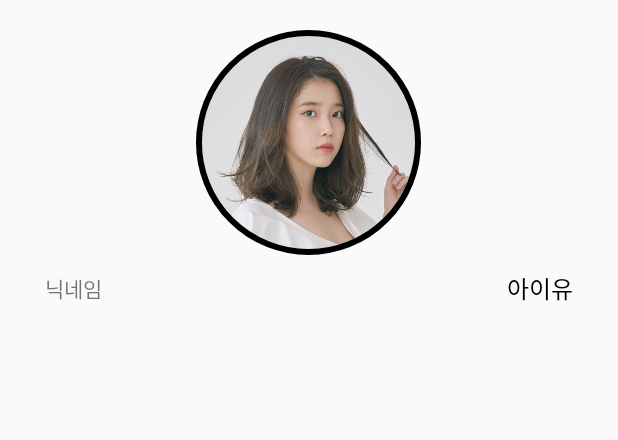
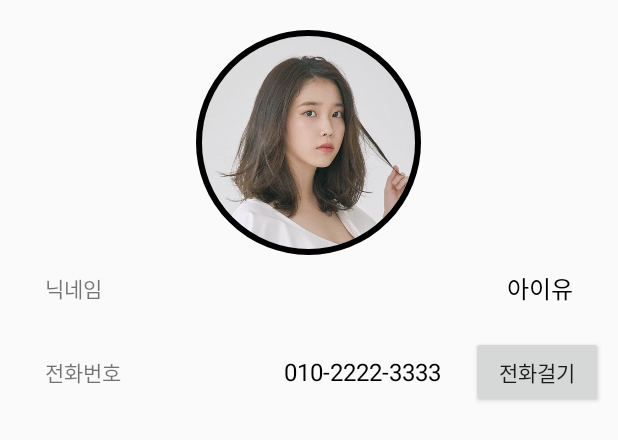
Before and after one commit to nagasee0526/Library_20200607, an Android app: the layout activity_main.xml on its own in the app's theme, with its tools: preview values and no code run, on a phone screen of 412 x 824 dp. Shown: the top 440 px of the screen. Run offline under Robolectric (Android 15) with nearby library versions, the phone set to English and light mode, and no system bars.

Commit message:
전화걸기 시도중 - Manifest에 권한 명시를 해봐도 앱이 강제 종료됨

```diff
--- a/app/src/main/AndroidManifest.xml
+++ b/app/src/main/AndroidManifest.xml
@@ -3,7 +3,7 @@
     package="com.ubis.library_20200607">
 
     <uses-permission android:name="android.permission.INTERNET"></uses-permission>
-
+    <uses-permission android:name="android.permission.CALL_PHONE"></uses-permission>
     <application
         android:allowBackup="true"
         android:icon="@mipmap/ic_launcher"
--- a/app/src/main/java/com/ubis/library_20200607/MainActivity.kt
+++ b/app/src/main/java/com/ubis/library_20200607/MainActivity.kt
@@ -1,6 +1,7 @@
 package com.ubis.library_20200607
 
 import android.content.Intent
+import android.net.Uri
 import androidx.appcompat.app.AppCompatActivity
 import android.os.Bundle
 import com.bumptech.glide.Glide
@@ -24,5 +25,11 @@ class MainActivity : baseActivity() {
             val myIntent = Intent(mContext, ViewProfileActivity::class.java)
             startActivity(myIntent)
         }
+
+        collBtn.setOnClickListener {
+            val MyUrl = Uri.parse("tel:${PhonenumTxt.text}")
+            val myIntent = Intent(Intent.ACTION_CALL, MyUrl)
+            startActivity(myIntent)
+        }
     }
 }
--- a/app/src/main/res/layout/activity_main.xml
+++ b/app/src/main/res/layout/activity_main.xml
@@ -51,4 +51,41 @@
             android:text="아이유"/>
 
     </LinearLayout>
+
+
+    <LinearLayout
+        android:layout_width="match_parent"
+        android:layout_height="wrap_content"
+        android:orientation="horizontal"
+        android:layout_marginTop="20dp"
+        android:gravity="center_vertical">
+
+        <TextView
+            android:layout_width="wrap_content"
+            android:layout_height="wrap_content"
+            android:paddingLeft="20dp"
+            android:text="전화번호" />
+
+        <TextView
+            android:layout_width="0dp"
+            android:layout_height="wrap_content"
+            android:layout_weight="1" />
+
+        <TextView
+            android:id="@+id/PhonenumTxt"
+            android:layout_width="wrap_content"
+            android:layout_height="wrap_content"
+            android:textSize="16sp"
+            android:paddingRight="20dp"
+            android:textColor="@color/color_black"
+            android:text="010-2222-3333"/>
+
+        <Button
+            android:id="@+id/collBtn"
+            android:layout_width="wrap_content"
+            android:layout_height="wrap_content"
+            android:text="전화걸기"/>
+
+    </LinearLayout>
+
 </LinearLayout>
```
